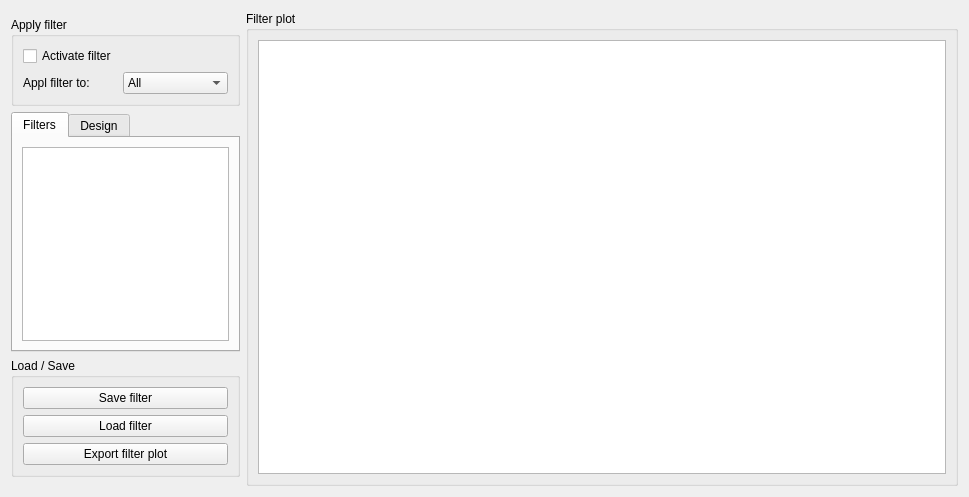
Above: MNE/disp/filterwindowwidget.ui from mne-tools/mne-cpp before the change. Below: the same form after it.
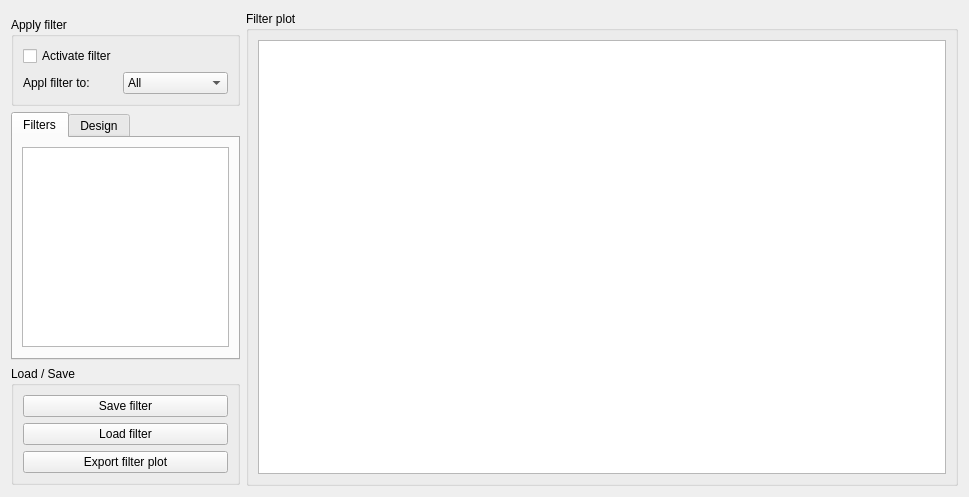
That is the form after the change.

Diff of the .ui file:
```diff
--- a/MNE/disp/filterwindowwidget.ui
+++ b/MNE/disp/filterwindowwidget.ui
@@ -202,11 +202,20 @@
          <item row="0" column="0" colspan="2">
           <widget class="QTableView" name="m_tableView_filterDataView">
            <property name="sizePolicy">
-            <sizepolicy hsizetype="Preferred" vsizetype="Expanding">
+            <sizepolicy hsizetype="Preferred" vsizetype="Fixed">
              <horstretch>0</horstretch>
              <verstretch>0</verstretch>
             </sizepolicy>
            </property>
+           <property name="minimumSize">
+            <size>
+             <width>0</width>
+             <height>200</height>
+            </size>
+           </property>
+           <property name="verticalScrollBarPolicy">
+            <enum>Qt::ScrollBarAsNeeded</enum>
+           </property>
            <property name="sizeAdjustPolicy">
             <enum>QAbstractScrollArea::AdjustIgnored</enum>
            </property>
@@ -214,7 +223,7 @@
             <set>QAbstractItemView::CurrentChanged</set>
            </property>
            <property name="alternatingRowColors">
-            <bool>true</bool>
+            <bool>false</bool>
            </property>
            <property name="selectionMode">
             <enum>QAbstractItemView::SingleSelection</enum>
```
Left out of the diff: 5 changed lines with no effect on the pictures.
